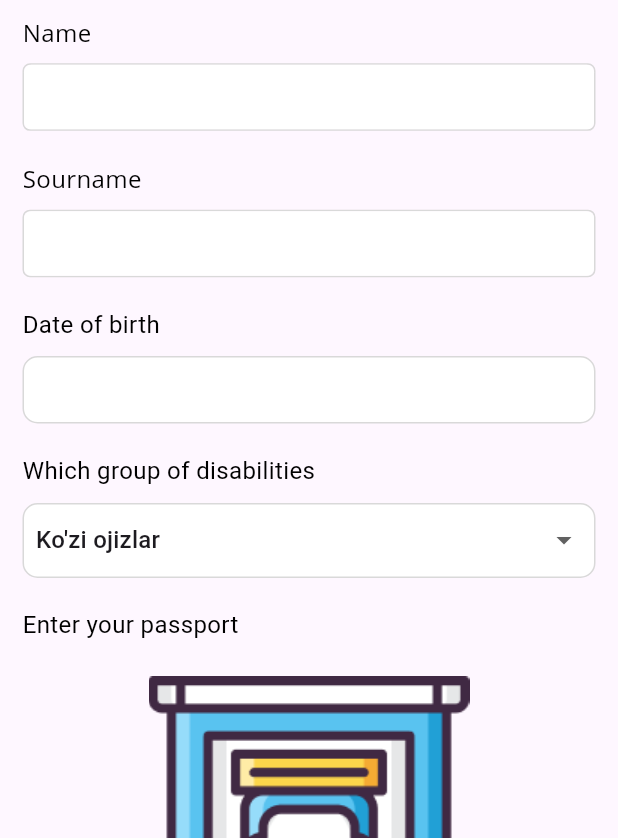
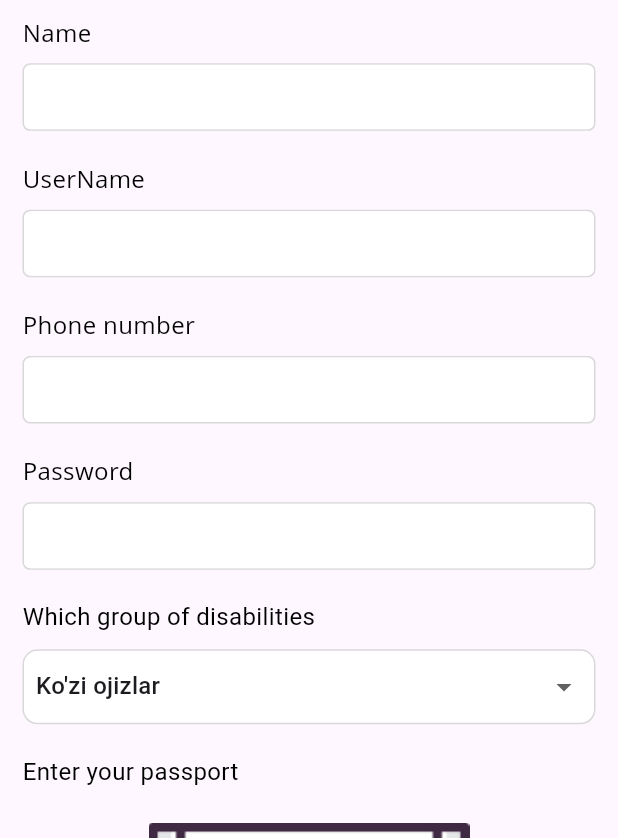
Before and after one commit to oyatillo7777/open_path_hackathon, a Flutter app: the CreateScreen screen opened directly, on a phone screen of 412 x 824 dp, the part 398-1236 px from its top. Run offline on Flutter 3.47's test engine with Material 3 defaults, Android fonts, the light colour scheme and no system bars; drawn by our look-alikes of date_field; our stand-ins replace bloc, dartz, dio, file_picker, flutter_bloc, flutter_screenutil and 4 more; accounts and stored records are empty; Roboto replaces fonts that are missing (Open Sans).

Commit message:
create ready 80%

```diff
--- a/lib/bloc/create/create_event.dart
+++ b/lib/bloc/create/create_event.dart
@@ -9,6 +9,6 @@ class CreateEvent with _$CreateEvent {
     String phone_number,
     String username,
     String password,
-    String passport_image,
+    dynamic passport_image,
   ) = _Create;
 }
--- a/lib/main.dart
+++ b/lib/main.dart
@@ -2,6 +2,7 @@ import 'package:flutter/material.dart';
 import 'package:flutter_bloc/flutter_bloc.dart';
 import 'package:flutter_screenutil/flutter_screenutil.dart';
 import 'package:get/get.dart';
+import 'package:open_path_hackathon/bloc/create/create_bloc.dart';
 import 'package:open_path_hackathon/bloc/login/login_bloc.dart';
 import 'package:open_path_hackathon/screens/splash/splash_screen.dart';
 import 'package:open_path_hackathon/tools/locator.dart';
@@ -16,6 +17,9 @@ void main() async {
       providers: [
         BlocProvider(
           create: (context) => LoginBloc(),
+        ),
+        BlocProvider(
+          create: (context) => CreateBloc(),
         ),
       ],
       child: const MyApp(),
--- a/lib/screens/create/create_screen.dart
+++ b/lib/screens/create/create_screen.dart
@@ -4,8 +4,10 @@ import 'package:date_field/date_field.dart';
 import 'package:file_picker/file_picker.dart';
 import 'package:flutter/foundation.dart';
 import 'package:flutter/material.dart';
+import 'package:flutter_bloc/flutter_bloc.dart';
 import 'package:flutter_screenutil/flutter_screenutil.dart';
 import 'package:get/get.dart';
+import 'package:open_path_hackathon/bloc/create/create_bloc.dart';
 import 'package:open_path_hackathon/screens/login/login_screen.dart';
 import 'package:open_path_hackathon/screens/main/main_screen.dart';
 import 'package:open_path_hackathon/tools/app_colors.dart';
@@ -28,7 +30,8 @@ class _CreateScreenState extends State<CreateScreen> {
   DateTime? selectedDate;
   TextEditingController txtName = TextEditingController();
   TextEditingController txtSourName = TextEditingController();
-  TextEditingController txtDate = TextEditingController();
+  TextEditingController txtPhone = TextEditingController();
+  TextEditingController txtPassword = TextEditingController();
 
   @override
   Widget build(BuildContext context) {
@@ -47,54 +50,35 @@ class _CreateScreenState extends State<CreateScreen> {
                     height: 250,
                     child: Image.asset("assets/logo.png"),
                   ),
-                  const Hg(),
-                  const PostInput(
+                  Hg(),
+                  PostInput(
+                    controller: txtName,
                     label: "Name",
                     inputWidth: double.infinity,
                   ),
                   const Hg(
                     height: 20,
                   ),
-                  const PostInput(
-                    label: "Sourname",
+                  PostInput(
+                    controller: txtSourName,
+                    label: "UserName",
                     inputWidth: double.infinity,
                   ),
                   const Hg(
                     height: 20,
                   ),
-                  Column(
-                    crossAxisAlignment: CrossAxisAlignment.start,
-                    children: [
-                      const TextWidget(text: "Date of birth"),
-                      Hg(
-                        height: 8.h,
-                      ),
-                      Container(
-                        height: 45,
-                        decoration: BoxDecoration(
-                          border: Border.all(
-                            color: AppColors.borderColor,
-                          ),
-                          borderRadius: BorderRadius.circular(10),
-                          color: Colors.white,
-                        ),
-                        child: DateTimeFormField(
-                          decoration: const InputDecoration(
-                            border:
-                                OutlineInputBorder(borderSide: BorderSide.none),
-                          ),
-                          firstDate:
-                              DateTime.now().add(const Duration(days: 10)),
-                          lastDate:
-                              DateTime.now().add(const Duration(days: 40)),
-                          initialPickerDateTime:
-                              DateTime.now().add(const Duration(days: 20)),
-                          onChanged: (DateTime? value) {
-                            selectedDate = value;
-                          },
-                        ),
-                      ),
-                    ],
+                  PostInput(
+                    controller: txtPhone,
+                    label: "Phone number",
+                    inputWidth: double.infinity,
+                  ),
+                  const Hg(
+                    height: 20,
+                  ),
+                  PostInput(
+                    controller: txtPassword,
+                    label: "Password",
+                    inputWidth: double.infinity,
                   ),
                   const Hg(
                     height: 20,
@@ -204,7 +188,15 @@ class _CreateScreenState extends State<CreateScreen> {
                       const Wd(),
                       MobileButton(
                         onTap: () {
-                          Get.off(const HomePage());
+                          context.read<CreateBloc>().add(
+                                CreateEvent.create(
+                                  txtName.text,
+                                  txtPhone.text,
+                                  txtSourName.text,
+                                  txtPassword.text,
+                                  productImage,
+                                ),
+                              );
                         },
                         fontSize: 18,
                         color: Colors.green,
```
Also changed, not shown: lib/bloc/create/create_bloc.dart (+21 -8 lines), lib/service/create/create_service.dart (+17 -11 lines), lib/widget/snac_bar_widget.dart (added, +20 -0 lines), lib/bloc/create/create_bloc.freezed.dart.
